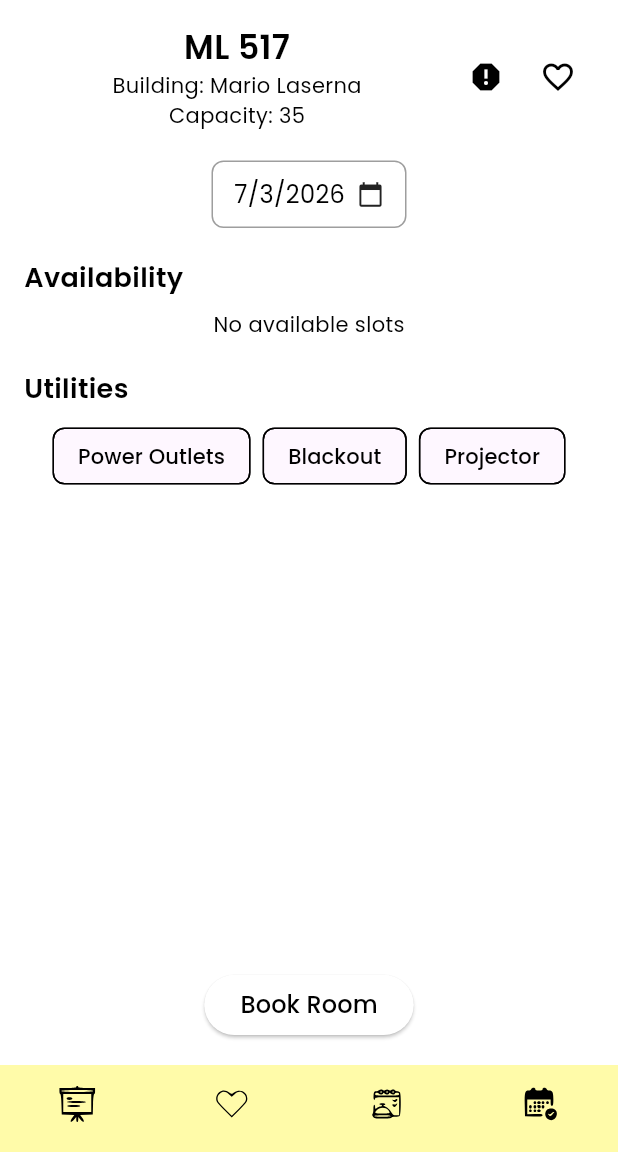
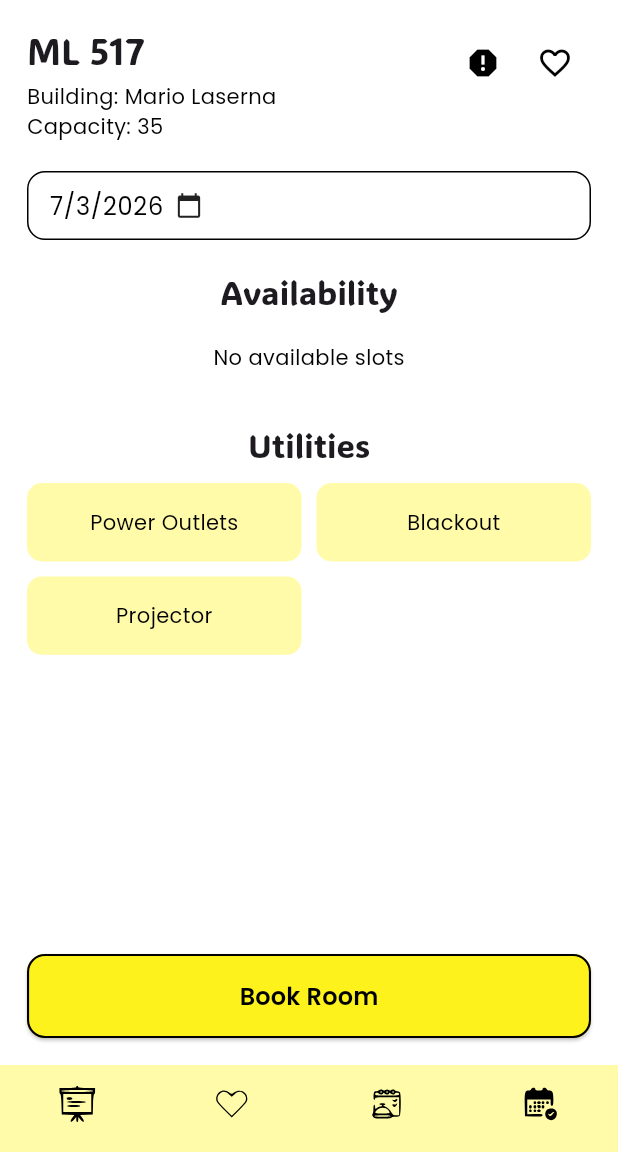
Before and after one commit to G33-Moviles-2026-1/G33-Flutter-Moviles-2026-1, a Flutter app: the RoomDetailPage screen opened directly with empty values, on a phone screen of 412 x 824 dp, the part 84-1236 px from its top. Run offline on Flutter 3.47's test engine with Material 3 defaults, Android fonts, the phone set to English and light mode, and no system bars; our stand-ins replace dio, flutter_bloc, flutter_svg.

Commit message:
ya se ve bonito uwu

```diff
--- a/lib/features/rooms/presentation/widgets/room_detail_body.dart
+++ b/lib/features/rooms/presentation/widgets/room_detail_body.dart
@@ -1,6 +1,6 @@
 import 'package:flutter/material.dart';
 import 'package:flutter_bloc/flutter_bloc.dart';
-
+import '../../../../shared/theme/theme.dart';
 import '../../domain/entities/room_detail.dart';
 import '../cubit/room_detail_cubit.dart';
 import '../cubit/room_detail_state.dart';
@@ -23,6 +23,24 @@
       initialDate: selectedDate,
       firstDate: now,
       lastDate: now.add(const Duration(days: 7)),
+      builder: (context, child) {
+        return Theme(
+          data: Theme.of(context).copyWith(
+            colorScheme: const ColorScheme.light(
+              primary: AppColors.accentYellow,
+              onPrimary: AppColors.black,
+              surface: AppColors.white,
+              onSurface: AppColors.black,
+            ),
+            textButtonTheme: TextButtonThemeData(
+              style: TextButton.styleFrom(
+                foregroundColor: AppColors.black,
+              ),
+            ),
+          ),
+          child: child!,
+        );
+      },
     );
 
     if (picked != null) {
@@ -58,28 +76,37 @@
   }
 
   Widget _buildContent(RoomDetail room) {
+    final t = Theme.of(context);
+
     return Padding(
-      padding: const EdgeInsets.all(16),
+      padding: const EdgeInsets.all(18),
       child: Column(
+        crossAxisAlignment: CrossAxisAlignment.start,
         children: [
+
+          /// HEADER
           Row(
+            crossAxisAlignment: CrossAxisAlignment.start,
             children: [
               Expanded(
                 child: Column(
+                  crossAxisAlignment: CrossAxisAlignment.start,
                   children: [
-                    Text(
-                      room.id,
-                      style: const TextStyle(
-                        fontSize: 22,
-                        fontWeight: FontWeight.bold,
-                      ),
-                    ),
-                    Text("Building: ${room.buildingName}"),
-                    Text("Capacity: ${room.capacity}"),
+                    Text(room.id, style: t.textTheme.headlineSmall),
+                    const SizedBox(height: 4),
+                    Text("Building: ${room.buildingName}",
+                        style: t.textTheme.bodyMedium),
+                    Text("Capacity: ${room.capacity}",
+                        style: t.textTheme.bodyMedium),
                   ],
                 ),
               ),
-              IconButton(icon: const Icon(Icons.report), onPressed: () {}),
+
+              IconButton(
+                icon: const Icon(Icons.report),
+                onPressed: () {},
+              ),
+
               IconButton(
                 icon: const Icon(Icons.favorite_border),
                 onPressed: () {},
@@ -89,72 +116,83 @@
 
           const SizedBox(height: 20),
 
-          GestureDetector(
+          /// DATE SELECTOR
+          Center(
+            child: GestureDetector(
               onTap: _pickDate,
               child: Container(
-              padding: const EdgeInsets.symmetric(horizontal: 14, vertical: 10),
+                padding:
+                    const EdgeInsets.symmetric(horizontal: 14, vertical: 10),
                 decoration: BoxDecoration(
-                border: Border.all(color: Colors.grey),
-                borderRadius: BorderRadius.circular(8),
+                  color: AppColors.white,
+                  borderRadius: BorderRadius.circular(12),
+                  border: Border.all(color: AppColors.black),
                 ),
                 child: Row(
-                mainAxisSize: MainAxisSize.min,
                   children: [
                     Text(
+
                       _formatDate(selectedDate),
-                    style: const TextStyle(color: Colors.black, fontSize: 16),
+                      style: t.textTheme.bodyLarge,
                     ),
-
                     const SizedBox(width: 8),
-
                     const Icon(Icons.calendar_today, size: 18),
                   ],
+                ),
               ),
             ),
           ),
 
           const SizedBox(height: 20),
 
-          const Align(
-            alignment: Alignment.centerLeft,
-            child: Text(
-              "Availability",
-              style: TextStyle(fontSize: 18, fontWeight: FontWeight.bold),
+          /// AVAILABILITY TITLE
+          Center(
+            child: Text("Availability", style: t.textTheme.titleLarge),
+          ),
+
+          const SizedBox(height: 10),
+
+          /// SCROLLABLE CONTENT
+          Expanded(
+            child: SingleChildScrollView(
+              child: Column(
+                children: [
+                  _buildAvailability(room),
+
+                  const SizedBox(height: 24),
+
+                  /// UTILITIES TITLE
+                  Text("Utilities", style: t.textTheme.titleLarge),
+
+                  const SizedBox(height: 12),
+
+                  _buildUtilities(room),
+                ],
+              ),
             ),
           ),
 
-          const SizedBox(height: 8),
+          const SizedBox(height: 10),
 
-          _buildAvailability(room),
-
-          const SizedBox(height: 20),
-
-          const Align(
-            alignment: Alignment.centerLeft,
-            child: Text(
-              "Utilities",
-              style: TextStyle(fontSize: 18, fontWeight: FontWeight.bold),
+          /// BOOK BUTTON
+          SizedBox(
+            width: double.infinity,
+            child: ElevatedButton(
+              onPressed: () {},
+              style: ElevatedButton.styleFrom(
+                backgroundColor: AppColors.accentYellow,
+                foregroundColor: AppColors.black,
+                padding: const EdgeInsets.symmetric(vertical: 16),
+                shape: RoundedRectangleBorder(
+                  borderRadius: BorderRadius.circular(12),
+                  side:
+                      const BorderSide(color: AppColors.black, width: 1.4),
+                ),
+                textStyle: t.textTheme.titleMedium?.copyWith(
+                  fontWeight: FontWeight.w700,
                 ),
               ),
-
-          const SizedBox(height: 8),
-
-          Wrap(
-            spacing: 8,
-            children: room.utilities.map((u) => Chip(label: Text(u))).toList(),
-          ),
-
-          const Spacer(),
-
-          ElevatedButton(
-            onPressed: () {},
-            child: const Text(
-              "Book Room",
-              style: TextStyle(
-                color: Colors.black,
-                fontSize: 16,
-                fontWeight: FontWeight.w500,
-              ),
+              child: const Text("Book Room"),
             ),
           ),
         ],
@@ -163,43 +201,69 @@
   }
 
   Widget _buildAvailability(RoomDetail room) {
+    final t = Theme.of(context);
+
     final weekday = Weekday.values[selectedDate.weekday - 1];
     final gaps = room.gapsFor(weekday);
 
     if (gaps.isEmpty) {
-      return const Text("No available slots");
+      return Padding(
+        padding: const EdgeInsets.symmetric(vertical: 10),
+        child: Text("No available slots", style: t.textTheme.bodyMedium),
+      );
     }
 
+    return ListView.builder(
+      shrinkWrap: true,
+      physics: const NeverScrollableScrollPhysics(),
+      itemCount: gaps.length,
+      itemBuilder: (context, index) {
+        final gap = gaps[index];
+
         return Card(
-      child: Column(
-        children: gaps.map((gap) {
-          return Padding(
-            padding: const EdgeInsets.all(8),
-            child: Text("${gap.start} - ${gap.end}"),
+          margin: const EdgeInsets.symmetric(vertical: 6),
+          child: Padding(
+            padding: const EdgeInsets.all(12),
+            child: Center(
+              child: Text(
+                "${gap.start} - ${gap.end}",
+                style: t.textTheme.bodyLarge,
+              ),
+            ),
+          ),
         );
-        }).toList(),
+      },
+    );
+  }
+
+  Widget _buildUtilities(RoomDetail room) {
+    final t = Theme.of(context);
+
+    return GridView.builder(
+      shrinkWrap: true,
+      physics: const NeverScrollableScrollPhysics(),
+      itemCount: room.utilities.length,
+      gridDelegate: const SliverGridDelegateWithFixedCrossAxisCount(
+        crossAxisCount: 2,
+        mainAxisSpacing: 10,
+        crossAxisSpacing: 10,
+        childAspectRatio: 3.5,
       ),
+      itemBuilder: (context, index) {
+        final utility = room.utilities[index];
+
+        return Container(
+          alignment: Alignment.center,
+          decoration: BoxDecoration(
+            color: AppColors.softYellow,
+            borderRadius: BorderRadius.circular(10),
+          ),
+          child: Text(
+            utility,
+            style: t.textTheme.bodyMedium,
+          ),
+        );
+      },
     );
   }
 }
-
-Weekday weekdayFromDate(DateTime date) {
-  switch (date.weekday) {
-    case DateTime.monday:
-      return Weekday.monday;
-    case DateTime.tuesday:
-      return Weekday.tuesday;
-    case DateTime.wednesday:
-      return Weekday.wednesday;
-    case DateTime.thursday:
-      return Weekday.thursday;
-    case DateTime.friday:
-      return Weekday.friday;
-    case DateTime.saturday:
-      return Weekday.saturday;
-    case DateTime.sunday:
-      return Weekday.sunday;
-    default:
-      return Weekday.monday;
-  }
-}
```
Lines whose indentation alone changed are shown as unchanged.
